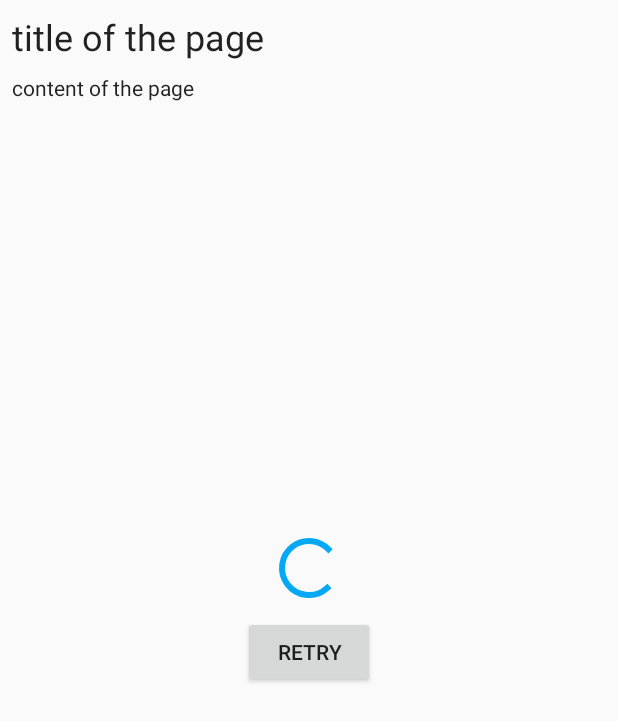
After one commit to fabiolee/android-run, an Android app: the layout page_fragment.xml on its own in the app's theme, with its tools: preview values and no code run, on a phone screen of 412 x 824 dp. The commit adds this screen. Shown: the top 721 px of the screen. Run offline under Robolectric (Android 15) with nearby library versions, the phone set to English and light mode, and no system bars.

Commit message:
- Add PageFragment.

```diff
--- a/app/src/main/java/com/blogspot/carirunners/run/MainActivity.java
+++ b/app/src/main/java/com/blogspot/carirunners/run/MainActivity.java
@@ -32,7 +32,7 @@ public class MainActivity extends AppCompatActivity implements LifecycleRegistry
         super.onCreate(savedInstanceState);
         setContentView(R.layout.main_activity);
         if (savedInstanceState == null) {
-            navigationController.navigateToSearch();
+            navigationController.navigateToPage();
         }
     }
 
--- a/app/src/main/java/com/blogspot/carirunners/run/di/FragmentBuildersModule.java
+++ b/app/src/main/java/com/blogspot/carirunners/run/di/FragmentBuildersModule.java
@@ -1,5 +1,6 @@
 package com.blogspot.carirunners.run.di;
 
+import com.blogspot.carirunners.run.ui.page.PageFragment;
 import com.blogspot.carirunners.run.ui.repo.RepoFragment;
 import com.blogspot.carirunners.run.ui.search.SearchFragment;
 import com.blogspot.carirunners.run.ui.user.UserFragment;
@@ -10,6 +11,9 @@ import dagger.android.ContributesAndroidInjector;
 @Module
 public abstract class FragmentBuildersModule {
     @ContributesAndroidInjector
+    abstract PageFragment contributePageFragment();
+
+    @ContributesAndroidInjector
     abstract RepoFragment contributeRepoFragment();
 
     @ContributesAndroidInjector
--- a/app/src/main/java/com/blogspot/carirunners/run/viewmodel/GithubViewModelFactory.java
+++ b/app/src/main/java/com/blogspot/carirunners/run/viewmodel/ViewModelFactory.java
@@ -10,11 +10,11 @@ import javax.inject.Provider;
 import javax.inject.Singleton;
 
 @Singleton
-public class GithubViewModelFactory implements ViewModelProvider.Factory {
+public class ViewModelFactory implements ViewModelProvider.Factory {
     private final Map<Class<? extends ViewModel>, Provider<ViewModel>> creators;
 
     @Inject
-    public GithubViewModelFactory(Map<Class<? extends ViewModel>, Provider<ViewModel>> creators) {
+    public ViewModelFactory(Map<Class<? extends ViewModel>, Provider<ViewModel>> creators) {
         this.creators = creators;
     }
 
--- /dev/null
+++ b/app/src/main/res/layout/page_fragment.xml
@@ -0,0 +1,63 @@
+<?xml version="1.0" encoding="utf-8"?>
+<layout xmlns:app="http://schemas.android.com/apk/res-auto"
+        xmlns:tools="http://schemas.android.com/tools"
+        xmlns:android="http://schemas.android.com/apk/res/android">
+    <data>
+        <import type="android.text.Html"/>
+        <import type="com.blogspot.carirunners.run.vo.Resource"/>
+        <variable
+            name="page"
+            type="com.blogspot.carirunners.run.vo.Page"/>
+        <variable
+            name="pageResource"
+            type="Resource"/>
+        <variable name="retryCallback"
+                  type="com.blogspot.carirunners.run.ui.common.RetryCallback"/>
+    </data>
+    <ScrollView
+        android:layout_width="match_parent"
+        android:layout_height="match_parent"
+        android:fillViewport="true">
+        <android.support.constraint.ConstraintLayout
+                android:orientation="vertical"
+                android:layout_width="match_parent"
+                android:layout_height="wrap_content">
+            <TextView
+                android:id="@+id/name"
+                style="@style/TextAppearance.AppCompat.Headline"
+                android:layout_width="wrap_content"
+                android:layout_height="wrap_content"
+                android:layout_marginLeft="8dp"
+                android:layout_marginStart="8dp"
+                android:layout_marginTop="8dp"
+                app:visibleGone="@{page != null}"
+                android:text="@{page.title}"
+                app:layout_constraintStart_toStartOf="parent"
+                app:layout_constraintTop_toTopOf="parent"
+                tools:text="title of the page"/>
+            <TextView
+                android:id="@+id/description"
+                style="@style/TextAppearance.AppCompat.Body1"
+                android:layout_width="wrap_content"
+                android:layout_height="wrap_content"
+                android:layout_marginLeft="8dp"
+                android:layout_marginStart="8dp"
+                android:layout_marginTop="8dp"
+                app:visibleGone="@{page != null}"
+                android:text='@{page == null ? "" : "" + Html.fromHtml(page.content)}'
+                app:layout_constraintStart_toStartOf="parent"
+                app:layout_constraintTop_toBottomOf="@+id/name"
+                tools:text="content of the page"/>
+            <include layout="@layout/loading_state"
+                     app:resource="@{pageResource}"
+                     app:callback="@{() -> retryCallback.retry()}"
+                     android:layout_width="wrap_content"
+                     android:layout_height="wrap_content"
+                     app:layout_constraintStart_toStartOf="parent"
+                     android:layout_marginStart="8dp" app:layout_constraintEnd_toEndOf="parent"
+                     android:layout_marginEnd="8dp" app:layout_constraintBottom_toBottomOf="parent"
+                     android:layout_marginBottom="8dp" android:layout_marginTop="8dp"
+                     app:layout_constraintTop_toTopOf="parent"/>
+        </android.support.constraint.ConstraintLayout>
+    </ScrollView>
+</layout>
--- a/app/src/main/res/values/strings.xml
+++ b/app/src/main/res/values/strings.xml
@@ -9,4 +9,5 @@
     <string name="repo_full_name"><b>%s</b>/%s</string>
     <string name="empty_search_result">No results for <b>%s</b></string>
     <string name="a11y_contributor_avatar">contributor avatar</string>
+    <string name="lbl_run">Run</string>
 </resources>
```
Also changed, not shown: app/src/main/java/com/blogspot/carirunners/run/api/BloggerService.java (+7 -0 lines), app/src/main/java/com/blogspot/carirunners/run/db/AppDatabase.java (+6 -2 lines), app/src/main/java/com/blogspot/carirunners/run/db/PageDao.java (added, +25 -0 lines), app/src/main/java/com/blogspot/carirunners/run/di/AppModule.java (+7 -0 lines), app/src/main/java/com/blogspot/carirunners/run/di/ViewModelModule.java (+11 -5 lines), app/src/main/java/com/blogspot/carirunners/run/repository/PageRepository.java (added, +62 -0 lines), app/src/main/java/com/blogspot/carirunners/run/ui/common/NavigationController.java (+11 -0 lines), app/src/main/java/com/blogspot/carirunners/run/ui/page/PageFragment.java (added, +74 -0 lines), app/src/main/java/com/blogspot/carirunners/run/ui/page/PageViewModel.java (added, +50 -0 lines), app/src/main/java/com/blogspot/carirunners/run/vo/Page.java (added, +27 -0 lines), 1 other file.
